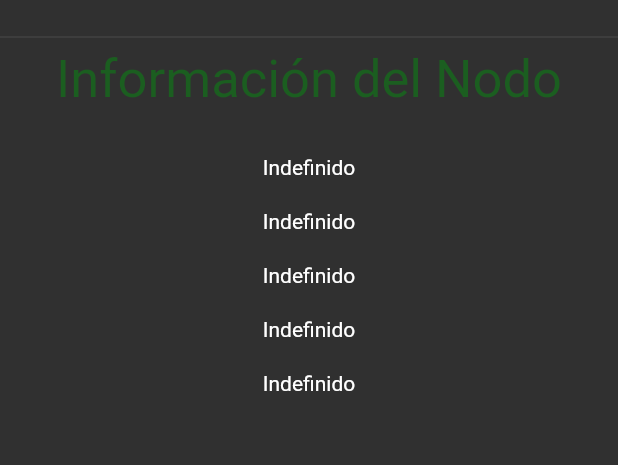
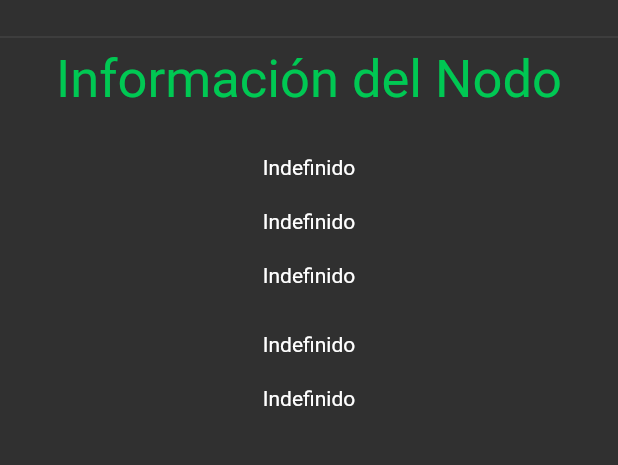
Before and after one commit to geroferrari/sensor_app, a Flutter app: the MainPage screen opened directly, on a phone screen of 412 x 824 dp, the part 359-824 px from its top. Run offline on Flutter 3.47's test engine with Material 2 defaults, Android fonts, the phone set to English and light mode, and no system bars; missing offline and left inert: flutter_reactive_ble.

Commit message:
some design -minor- changes

```diff
--- a/lib/pages/Login/login.dart
+++ b/lib/pages/Login/login.dart
@@ -64,9 +64,10 @@ class _LoginPageState extends State<LoginPage> {
                     child: Column(
                       children: <Widget>[
                         const SizedBox(height: 25),
-                        Text(
-                          "Login",
-                          style: Theme.of(context).textTheme.headline2,
+                        const Icon(
+                          Icons.person,
+                          color: Colors.greenAccent,
+                          size: 75,
                         ),
                         const SizedBox(height: 20),
                         new TextFormField(
@@ -129,7 +130,7 @@ class _LoginPageState extends State<LoginPage> {
                             }
                           },
                           child: const Text(
-                            "Login",
+                            "Iniciar Sesion",
                             style: TextStyle(color: Colors.white),
                           ),
                         ),
--- a/lib/pages/home.dart
+++ b/lib/pages/home.dart
@@ -67,6 +67,8 @@ class _MainPage extends State<MainPage> {
             .listen((connectionState) async {
           // Handle connection state updates
           print('connection state:');
+          print(device.id);
+          print(device);
           print(connectionState.connectionState);
           if (connectionState.connectionState ==
               DeviceConnectionState.connected) {
@@ -148,7 +150,8 @@ class _MainPage extends State<MainPage> {
                     children: [
                       Text("Información del Nodo",
                           style: TextStyle(
-                              fontSize: 35, color: Colors.green.shade900)),
+                              fontSize: 35,
+                              color: Colors.greenAccent.shade700)),
                     ],
                     mainAxisAlignment: MainAxisAlignment
                         .center, //Center Row contents horizontally,
@@ -164,7 +167,7 @@ class _MainPage extends State<MainPage> {
                           color: Colors.greenAccent,
                           size: 28,
                         ),
-                        Text("Humedad actual: " + humidity.toString(),
+                        Text("Humedad actual: " + humidity.toString() + "%",
                             style: const TextStyle(
                                 fontSize: 28, color: Colors.greenAccent))
                       ] else ...[
@@ -182,7 +185,7 @@ class _MainPage extends State<MainPage> {
                       if (printMessage == "Estado: Nodo conectado") ...[
                         const Icon(Icons.battery_charging_full_rounded,
                             color: Colors.greenAccent, size: 28),
-                        Text("Bateria actual: " + battery.toString(),
+                        Text("Bateria actual: " + battery.toString() + "%",
                             style: const TextStyle(
                                 fontSize: 28, color: Colors.greenAccent)),
                       ] else ...[
@@ -215,23 +218,16 @@ class _MainPage extends State<MainPage> {
                     crossAxisAlignment: CrossAxisAlignment
                         .center //Center Row contents vertically,
                     ),
-                const SizedBox(height: 20),
+                const SizedBox(height: 30),
                 Row(
                     children: [
                       if (printMessage == "Estado: Nodo conectado") ...[
-                        const Icon(
-                          Icons.connect_without_contact_outlined,
-                          color: Colors.greenAccent,
-                          size: 28,
-                        ),
-                        const Text("Agregar a la red ",
-                            style: TextStyle(
-                                fontSize: 28, color: Colors.greenAccent)),
                         ElevatedButton(
                             onPressed: _connectBLE,
-                            child: const Text('Conectar'),
+                            child: const Text('Agregar Nodo a la red'),
                             style: ElevatedButton.styleFrom(
                               primary: Colors.greenAccent,
+                              minimumSize: const Size(250, 50),
                             ))
                       ] else ...[
                         const Text("Indefinido")
@@ -246,19 +242,12 @@ class _MainPage extends State<MainPage> {
                 Row(
                     children: [
                       if (printMessage == "Estado: Nodo conectado") ...[
-                        const Icon(
-                          Icons.connect_without_contact_outlined,
-                          color: Colors.greenAccent,
-                          size: 28,
-                        ),
-                        const Text("Encender Riego ",
-                            style: TextStyle(
-                                fontSize: 28, color: Colors.greenAccent)),
                         ElevatedButton(
                             onPressed: _connectBLE,
-                            child: const Text('Encender'),
+                            child: const Text('Encender Riego'),
                             style: ElevatedButton.styleFrom(
                               primary: Colors.greenAccent,
+                              minimumSize: const Size(250, 50),
                             ))
                       ] else ...[
                         const Text("Indefinido")
```
